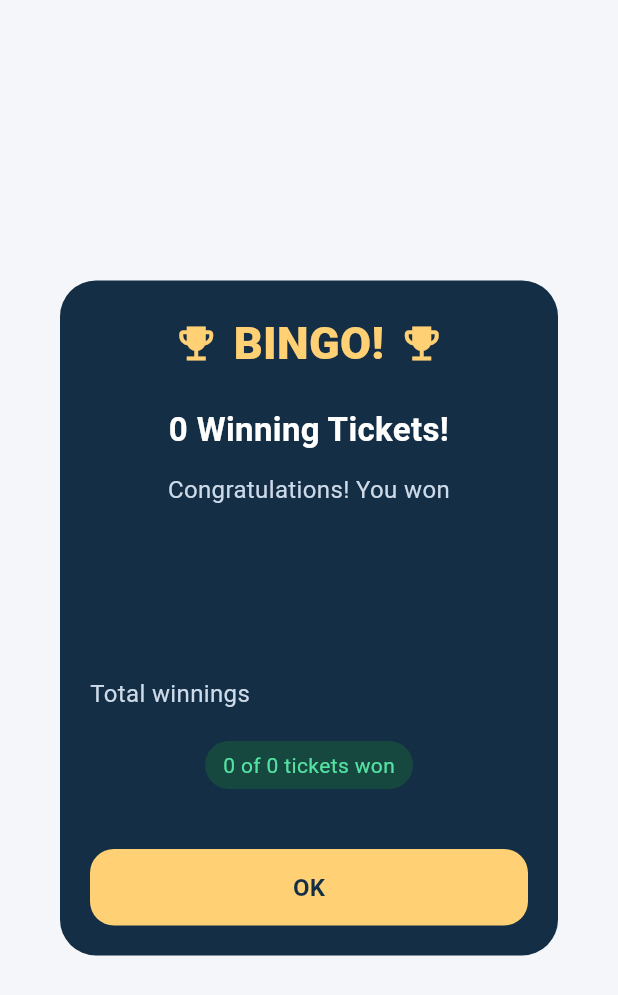
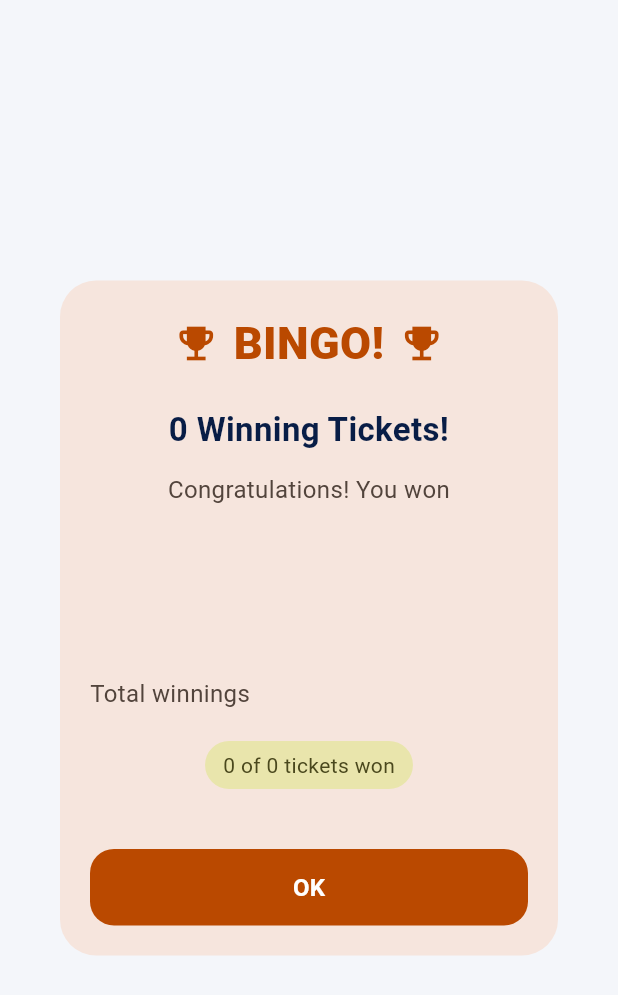
Before and after one commit to equar/bingo-platform, a Flutter app: the WinnerCelebrationDialog widget shown alone on an empty page, opened directly with empty values, on a phone screen of 412 x 824 dp. Shown: the top 995 px of the screen. Run offline on Flutter 3.47's test engine with Material 3 defaults, Android fonts, the phone set to English and light mode, and no system bars; our stand-ins replace dio, flutter_riverpod, flutter_secure_storage, shared_preferences; accounts and stored records are empty; generated files the repository leaves out were written again.

Commit message:
theme consistency

```diff
--- a/bingo-app/lib/src/features/game/presentation/winner_celebration_dialog.dart
+++ b/bingo-app/lib/src/features/game/presentation/winner_celebration_dialog.dart
@@ -11,9 +11,6 @@ class WinnerCelebrationDialog extends StatelessWidget {
   });
   final List<TicketResponse> tickets;
   final int totalTickets;
-  static const navy = Color(0xFF142E46);
-  static const gold = Color(0xFFFFD174);
-  static const rowColor = Color(0xFF27465E);
 
   static String money(int minor, String currency) =>
       '${(minor / 100).toStringAsFixed(minor % 100 == 0 ? 0 : 2)} $currency';
@@ -21,6 +18,7 @@ class WinnerCelebrationDialog extends StatelessWidget {
   @override
   Widget build(BuildContext context) {
     final l = AppLocalizations.of(context)!;
+    final colors = Theme.of(context).colorScheme;
     final totals = <String, int>{};
     for (final ticket in tickets) {
       totals.update(
@@ -32,17 +30,13 @@ class WinnerCelebrationDialog extends StatelessWidget {
     final total = totals.entries.map((e) => money(e.value, e.key)).join('\n');
     final action = FilledButton(
       key: const ValueKey('winner-celebration-ok'),
-      style: FilledButton.styleFrom(
-        backgroundColor: gold,
-        foregroundColor: navy,
-        minimumSize: const Size.fromHeight(48),
-      ),
+      style: FilledButton.styleFrom(minimumSize: const Size.fromHeight(48)),
       onPressed: () => Navigator.pop(context),
       child: Text(l.claimDialogDismiss),
     );
     return Dialog(
       key: const ValueKey('winner-celebration-dialog'),
-      backgroundColor: navy,
+      backgroundColor: colors.surfaceContainerHigh,
       shape: RoundedRectangleBorder(borderRadius: BorderRadius.circular(24)),
       child: ConstrainedBox(
         constraints: BoxConstraints(
@@ -62,29 +56,37 @@ class WinnerCelebrationDialog extends StatelessWidget {
                     Row(
                       mainAxisAlignment: MainAxisAlignment.center,
                       children: [
-                        const Icon(Icons.emoji_events, color: gold, size: 30),
+                        Icon(
+                          Icons.emoji_events,
+                          color: colors.primary,
+                          size: 30,
+                        ),
                         const SizedBox(width: 10),
                         Flexible(
                           child: Text(
                             l.celebrationBingo,
                             textAlign: TextAlign.center,
-                            style: const TextStyle(
-                              color: gold,
+                            style: TextStyle(
+                              color: colors.primary,
                               fontSize: 30,
                               fontWeight: FontWeight.w800,
                             ),
                           ),
                         ),
                         const SizedBox(width: 10),
-                        const Icon(Icons.emoji_events, color: gold, size: 30),
+                        Icon(
+                          Icons.emoji_events,
+                          color: colors.primary,
+                          size: 30,
+                        ),
                       ],
                     ),
                     const SizedBox(height: 20),
                     Text(
                       l.celebrationWinningTickets(tickets.length),
                       textAlign: TextAlign.center,
-                      style: const TextStyle(
-                        color: Colors.white,
+                      style: TextStyle(
+                        color: colors.onSurface,
                         fontSize: 22,
                         fontWeight: FontWeight.bold,
                       ),
@@ -93,8 +95,8 @@ class WinnerCelebrationDialog extends StatelessWidget {
                     Text(
                       l.celebrationCongratulations,
                       textAlign: TextAlign.center,
-                      style: const TextStyle(
-                        color: Color(0xFFCDDAE8),
+                      style: TextStyle(
+                        color: colors.onSurfaceVariant,
                         fontSize: 16,
                       ),
                     ),
@@ -103,8 +105,8 @@ class WinnerCelebrationDialog extends StatelessWidget {
                       total,
                       key: const ValueKey('celebration-grand-total'),
                       textAlign: TextAlign.center,
-                      style: const TextStyle(
-                        color: gold,
+                      style: TextStyle(
+                        color: colors.primary,
                         fontSize: 38,
                         fontWeight: FontWeight.w800,
                       ),
@@ -112,7 +114,7 @@ class WinnerCelebrationDialog extends StatelessWidget {
                     const SizedBox(height: 20),
                     Container(
                       decoration: BoxDecoration(
-                        color: rowColor,
+                        color: colors.surfaceContainerHighest,
                         borderRadius: BorderRadius.circular(16),
                       ),
                       padding: const EdgeInsets.symmetric(horizontal: 14),
@@ -124,25 +126,22 @@ class WinnerCelebrationDialog extends StatelessWidget {
                             index++
                           ) ...[
                             if (index > 0)
-                              const Divider(
-                                color: Color(0xFF456077),
-                                height: 1,
-                              ),
+                              Divider(color: colors.outlineVariant, height: 1),
                             Padding(
                               padding: const EdgeInsets.symmetric(vertical: 16),
                               child: Row(
                                 children: [
-                                  const Icon(
+                                  Icon(
                                     Icons.emoji_events_outlined,
-                                    color: gold,
+                                    color: colors.primary,
                                     size: 22,
                                   ),
                                   const SizedBox(width: 10),
                                   Expanded(
                                     child: Text(
                                       l.celebrationTicket(tickets[index].id),
-                                      style: const TextStyle(
-                                        color: Colors.white,
+                                      style: TextStyle(
+                                        color: colors.onSurface,
                                         fontSize: 16,
                                       ),
                                     ),
@@ -155,8 +154,8 @@ class WinnerCelebrationDialog extends StatelessWidget {
                                         tickets[index].prizeCurrency,
                                       ),
                                       textAlign: TextAlign.end,
-                                      style: const TextStyle(
-                                        color: gold,
+                                      style: TextStyle(
+                                        color: colors.primary,
                                         fontSize: 17,
                                         fontWeight: FontWeight.bold,
                                       ),
@@ -177,15 +176,15 @@ class WinnerCelebrationDialog extends StatelessWidget {
                       children: [
                         Text(
                           l.celebrationTotal,
-                          style: const TextStyle(
-                            color: Color(0xFFCDDAE8),
+                          style: TextStyle(
+                            color: colors.onSurfaceVariant,
                             fontSize: 16,
                           ),
                         ),
                         Text(
                           total,
-                          style: const TextStyle(
-                            color: gold,
+                          style: TextStyle(
+                            color: colors.primary,
                             fontSize: 24,
                             fontWeight: FontWeight.bold,
                           ),
@@ -200,13 +199,13 @@ class WinnerCelebrationDialog extends StatelessWidget {
                           vertical: 6,
                         ),
                         decoration: BoxDecoration(
-                          color: const Color(0xFF16483F),
+                          color: colors.tertiaryContainer,
                           borderRadius: BorderRadius.circular(24),
                         ),
                         child: Text(
                           l.celebrationTicketsWon(tickets.length, totalTickets),
-                          style: const TextStyle(
-                            color: Color(0xFF53E2A2),
+                          style: TextStyle(
+                            color: colors.onTertiaryContainer,
                             fontSize: 14,
                           ),
                         ),
```
